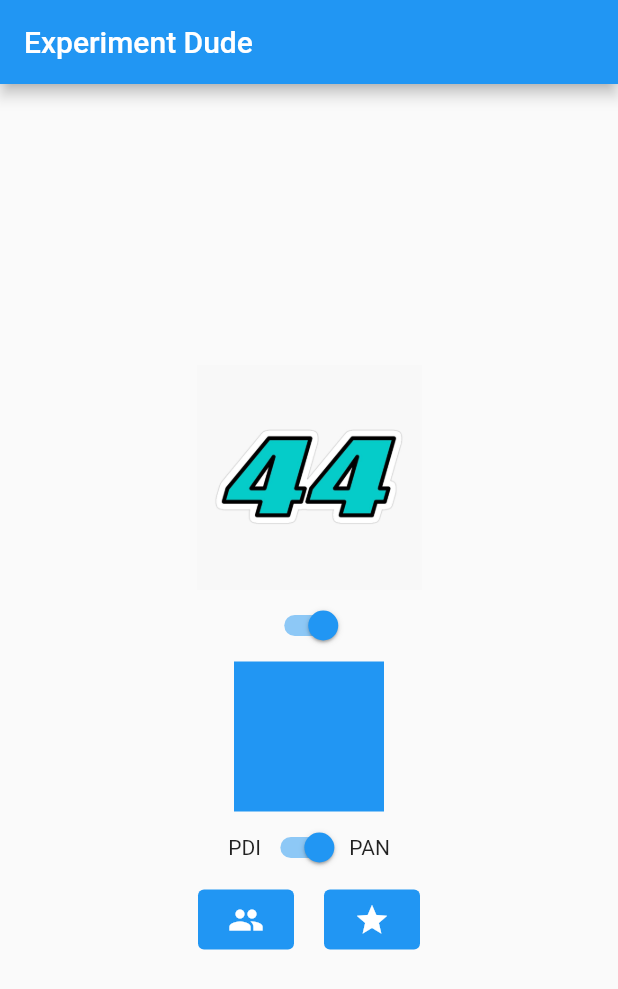
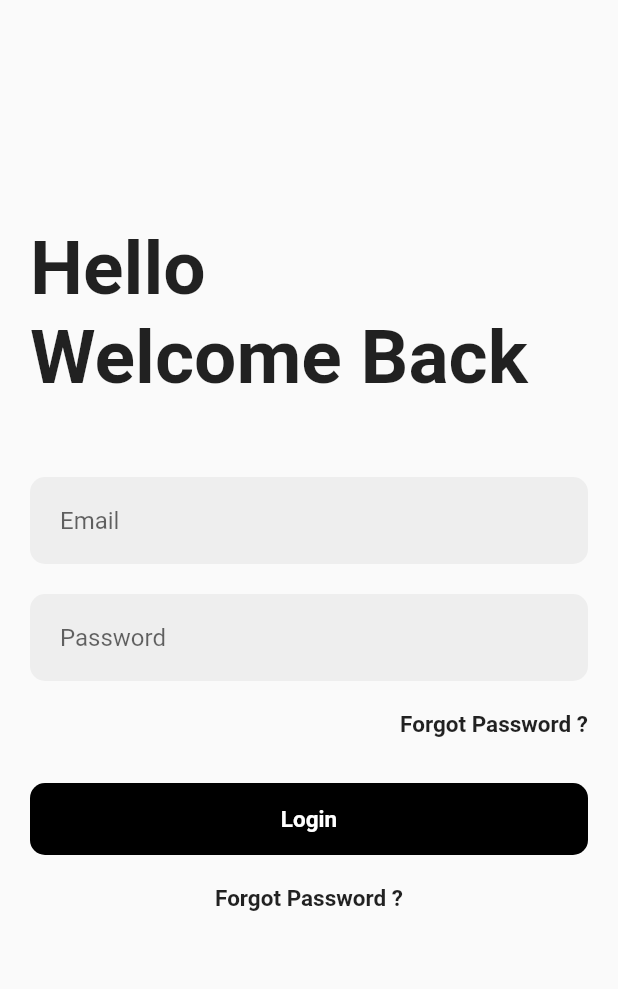
Before and after one commit to mertayasa/flutter-experiment, a Flutter app: the screen it shows after launch, on a phone screen of 412 x 824 dp. Shown: the top 989 px of the screen. Run offline on Flutter 3.47's test engine with Material 2 defaults, Android fonts, the phone set to English and light mode, and no system bars.

Commit message:
create sample login screen

```diff
--- /dev/null
+++ b/lib/auth/login/login.dart
@@ -0,0 +1,114 @@
+import 'package:experiment/auth/login/background.dart';
+import 'package:experiment/helper/colors.dart';
+import 'package:flutter/widgets.dart';
+import 'package:flutter/material.dart';
+
+class Login extends StatelessWidget {
+  // const Login({Key? key}) : super(key: key);
+
+  @override
+  Widget build(BuildContext context) {
+    Size size = MediaQuery.of(context).size;
+    return Scaffold(
+      body: SingleChildScrollView(
+        child: Container(
+          width: size.width,
+          height: size.height,
+          padding: EdgeInsets.only(top: 150, bottom: 80, left: 20, right: 20),
+          child:
+              Column(crossAxisAlignment: CrossAxisAlignment.start, children: [
+            Text('Hello\nWelcome Back',
+                style: TextStyle(fontSize: 50, fontWeight: FontWeight.bold)),
+            SizedBox(
+              height: 50,
+            ),
+            Column(crossAxisAlignment: CrossAxisAlignment.end, children: [
+              Container(
+                padding: EdgeInsets.symmetric(horizontal: 20, vertical: 5),
+                decoration: BoxDecoration(
+                    color: colorGrey,
+                    borderRadius: BorderRadius.all(Radius.circular(10))),
+                child: TextField(
+                  decoration: InputDecoration(
+                      border: InputBorder.none, hintText: 'Email'),
+                ),
+              ),
+              SizedBox(
+                height: 20,
+              ),
+              Container(
+                padding: EdgeInsets.symmetric(horizontal: 20, vertical: 5),
+                decoration: BoxDecoration(
+                    color: colorGrey,
+                    borderRadius: BorderRadius.all(Radius.circular(10))),
+                child: TextField(
+                  obscureText: true,
+                  decoration: InputDecoration(
+                      border: InputBorder.none, hintText: 'Password'),
+                ),
+              ),
+              SizedBox(
+                height: 20,
+              ),
+              Text(
+                'Forgot Password ?',
+                style: TextStyle(fontWeight: FontWeight.w700, fontSize: 15),
+              )
+            ]),
+            SizedBox(
+              height: 30,
+            ),
+            TextButton(
+              style: ButtonStyle(
+                  padding: MaterialStateProperty.all(
+                      EdgeInsets.symmetric(horizontal: 20, vertical: 15)),
+                  foregroundColor:
+                      MaterialStateProperty.all<Color>(Colors.white),
+                  backgroundColor:
+                      MaterialStateProperty.all<Color>(Colors.black),
+                  shape: MaterialStateProperty.all<RoundedRectangleBorder>(
+                      RoundedRectangleBorder(
+                    borderRadius: BorderRadius.circular(10.0),
+                  ))),
+              onPressed: () {},
+              child: Center(
+                  child: Text('Login',
+                      style: TextStyle(
+                          fontWeight: FontWeight.w700, fontSize: 15))),
+            ),
+            SizedBox(
+              height: 20,
+            ),
+            Center(
+              child: Text(
+                'Forgot Password ?',
+                style: TextStyle(fontWeight: FontWeight.w700, fontSize: 15),
+              ),
+            )
+          ]),
+        ),
+      ),
+    );
+
+    // return Background(
+    //     child: Positioned(
+    //   top: size.height * 0.33,
+    //   left: 20,
+    //   child: Column(
+    //     mainAxisAlignment: MainAxisAlignment.center,
+    //     crossAxisAlignment: CrossAxisAlignment.start,
+    //     children: <Widget>[
+    //       Text(
+    //         'Login',
+    //         style: TextStyle(fontSize: 50, fontWeight: FontWeight.w900),
+    //       ),
+    //       Text(
+    //         'Please login to continue',
+    //         style: TextStyle(fontSize: 20),
+    //       ),
+
+    //     ],
+    //   ),
+    // ));
+  }
+}
--- a/lib/main.dart
+++ b/lib/main.dart
@@ -1,4 +1,5 @@
 import 'package:experiment/app_color.dart';
+import 'package:experiment/auth/login/login.dart';
 import 'package:experiment/fetch_user.dart';
 import 'package:experiment/red_image.dart';
 import 'package:experiment/waifu_pics.dart';
@@ -23,9 +24,10 @@ class MyApp extends StatelessWidget {
               appBarTheme: AppBarTheme(color: appColor.appColor),
             ),
             home: Scaffold(
-              appBar: appbar(),
+              // appBar: appbar(),
               // body: UserList(),
-              body: HomeScreen(),
+              // body: HomeScreen(),
+              body: Login(),
             ),
           ),
         ));
--- a/pubspec.yaml
+++ b/pubspec.yaml
@@ -23,6 +23,9 @@ environment:
 dependencies:
   flutter:
     sdk: flutter
+
+  # firebase_auth: ^0.14.0+5
+  # firebase_dynamic_links: ^0.5.1
 
 
   # The following adds the Cupertino Icons font to your application.
```
Also changed, not shown: lib/auth/login/background.dart (added, +33 -0 lines), lib/firebase_auth.dart (added, +13 -0 lines), lib/helper/colors.dart (added, +15 -0 lines), Images/triangle_blob.png (added), lib/auth/login/body.dart (added).
